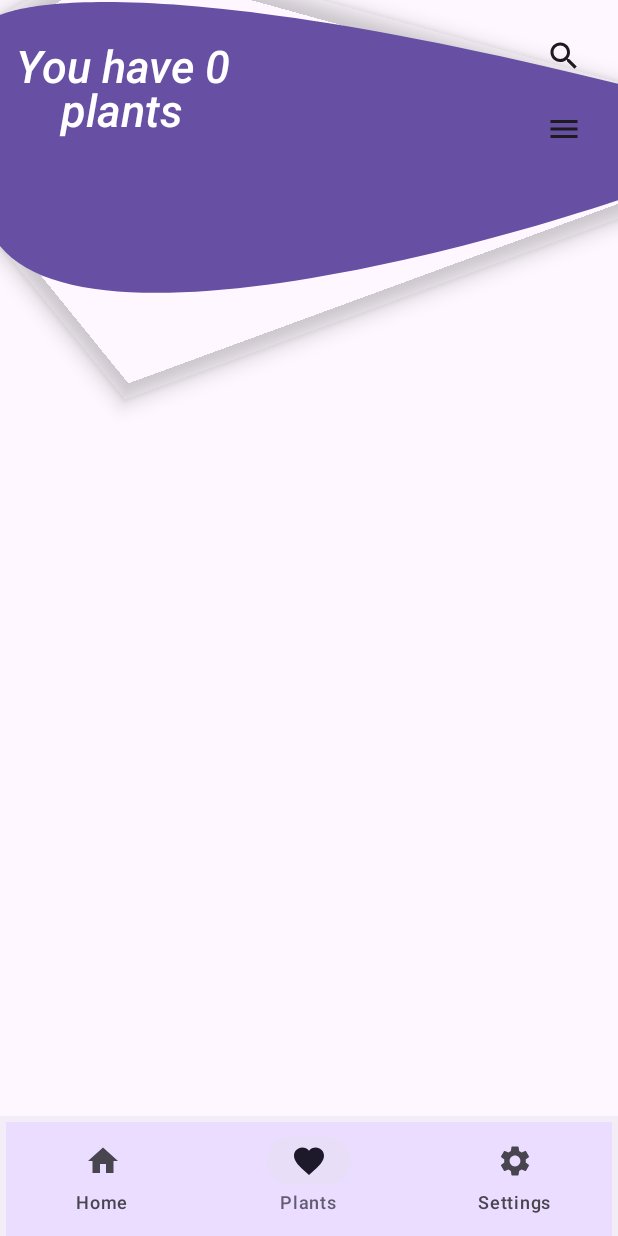
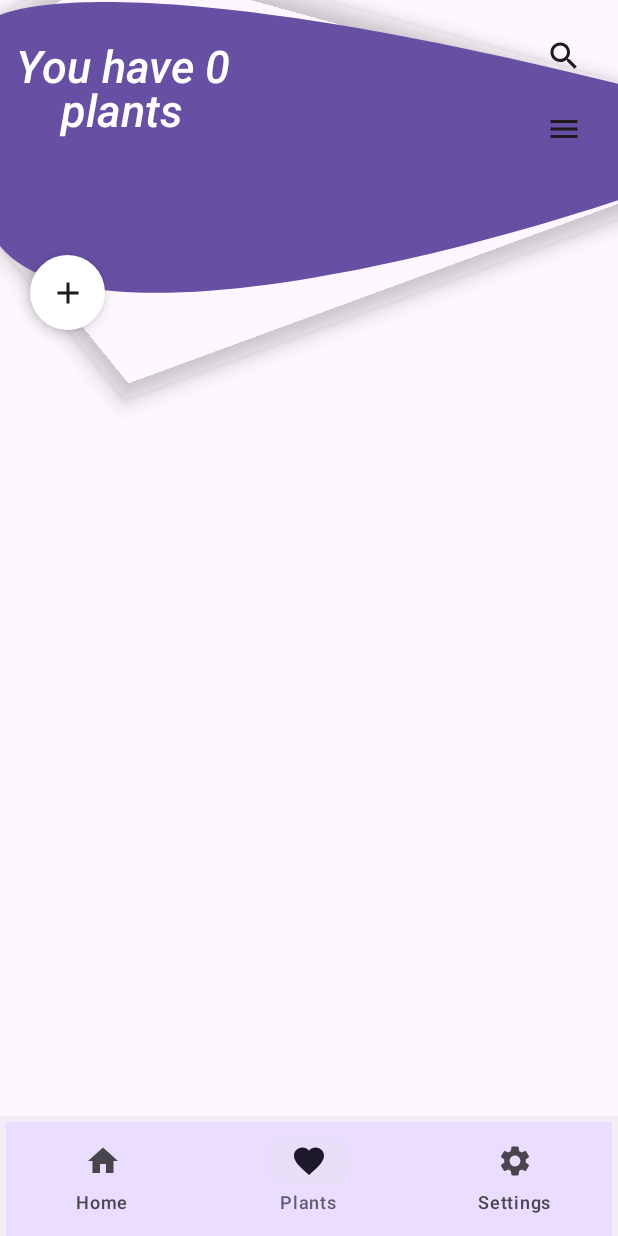
Before and after one commit to CoffeeWorldDev/PlantCare, an Android app built with Jetpack Compose: the screen it shows after launch (MainActivity), item 2 of the bottom bar chosen, on a phone screen of 412 x 824 dp. Run offline under Robolectric (Android 15) with nearby library versions, the phone set to English and light mode, and no system bars; our stand-ins replace Dagger/Hilt's generated code, Room's generated code.

Commit message:
implement gallery

```diff
--- a/app/src/main/java/com/example/plantcare/ui/home/HomeBaseScreen.kt
+++ b/app/src/main/java/com/example/plantcare/ui/home/HomeBaseScreen.kt
@@ -1,8 +1,6 @@
 package com.example.plantcare.ui.home
 
-import android.os.Build
 import android.util.Log
-import androidx.annotation.RequiresApi
 import androidx.compose.foundation.layout.Column
 import androidx.compose.runtime.Composable
 import androidx.compose.runtime.getValue
@@ -13,8 +11,8 @@ import androidx.lifecycle.compose.collectAsStateWithLifecycle
 @Composable
 fun HomeBaseScreen(viewModel: HomeViewModel = hiltViewModel(),
                    modifier: Modifier = Modifier) {
-    val plantsState by viewModel.uiState.collectAsStateWithLifecycle()
-    Log.e("HOME BASE", plantsState.toString())
+    val homeUiState by viewModel.uiState.collectAsStateWithLifecycle()
+    Log.e("HOME BASE", homeUiState.toString())
 
 
     Column() {
@@ -24,7 +22,7 @@ fun HomeBaseScreen(viewModel: HomeViewModel = hiltViewModel(),
         )
     }
 
-        HomeMainBlock(plantsState.plantsMap,
+        HomeMainBlock(homeUiState.plantsMap,
                       onTaskClicked = { viewModel.updateTask(it)})
     }
 // fun HomeBaseScreen(
--- a/app/src/main/java/com/example/plantcare/ui/plantDetails/PlantDetailsTasksList.kt
+++ b/app/src/main/java/com/example/plantcare/ui/plantDetails/PlantDetailsTasksList.kt
@@ -42,6 +42,7 @@ fun PlantDetailsTasksList(plant: State<Map<Plants, List<Tasks>>>) {
 //
 //    }
 //
+    //TODO use the fun in utils
 //        FloatingActionButton(onClick = { /*TODO*/ },
 //            containerColor = Color.White,
 //            shape = RoundedCornerShape(50.dp),
--- a/app/src/main/java/com/example/plantcare/ui/plantsGallery/PlantsGalleryScreenBase.kt
+++ b/app/src/main/java/com/example/plantcare/ui/plantsGallery/PlantsGalleryScreenBase.kt
@@ -1,37 +1,50 @@
 package com.example.plantcare.ui.plantsGallery
 
 import android.util.Log
-import androidx.compose.foundation.background
 import androidx.compose.foundation.layout.Column
-import androidx.compose.foundation.layout.fillMaxSize
-import androidx.compose.foundation.layout.wrapContentSize
-import androidx.compose.material3.MaterialTheme
+import androidx.compose.foundation.layout.height
+import androidx.compose.foundation.layout.offset
+import androidx.compose.foundation.layout.padding
+import androidx.compose.foundation.layout.width
 import androidx.compose.runtime.Composable
 import androidx.compose.runtime.getValue
-import androidx.compose.ui.Alignment
 import androidx.compose.ui.Modifier
+import androidx.compose.ui.unit.dp
 import androidx.hilt.navigation.compose.hiltViewModel
 import androidx.lifecycle.compose.collectAsStateWithLifecycle
-import com.example.plantcare.ui.home.HomeViewModel
+import com.example.plantcare.ui.util.AddFloatingBtn
 
 //TODO delete
 val column : Int = 2
 
 @Composable
-fun PlantsGalleryScreenBase(viewModel: HomeViewModel = hiltViewModel(),
+fun PlantsGalleryScreenBase(viewModel: PlantsGalleryViewModel = hiltViewModel(),
                             modifier: Modifier = Modifier){
-    val plantsState by viewModel.uiState.collectAsStateWithLifecycle()
-    Log.e("PLANTS GALLERY", plantsState.toString())
-    Column(
-        modifier = Modifier
-            .fillMaxSize()
-            .background(MaterialTheme.colorScheme.background)
-            .wrapContentSize(align = Alignment.TopCenter)
-    ) {
-        PlantsGalleryTop(plantsState.plantsMap,
-            modifier = Modifier)
-    //    PlantsGalleryMainBlockL2(plants)
-        //PlantsGalleryMainBlockL3(plants, column, onNavigateToSecondScreen)
-        //PlantsGalleryMainBlockL1(plants, onNavigateToSecondScreen)
+    val galleryUiState by viewModel.uiState.collectAsStateWithLifecycle()
+    Log.e("PLANTS GALLERY", galleryUiState.toString())
+
+
+    Column {
+
+        PlantsGalleryTop(galleryUiState.plantsMap,
+                         onValueChange = { viewModel.SortGallery(it) },
+                         modifier = Modifier)
+
+        if (galleryUiState.plantsMap?.isEmpty() == false){
+            when (galleryUiState.currentLayout){
+                1 -> PlantsGalleryMainBlockL1(galleryUiState.plantsMap)
+                2 -> PlantsGalleryMainBlockL2(galleryUiState.plantsMap, 1)
+                3 -> PlantsGalleryMainBlockL3(galleryUiState.plantsMap, 2)
+            }
+        } else {
+            //TODO center add plant button
+            AddFloatingBtn(
+                modifier = Modifier
+                    .padding(20.dp, 0.dp)
+                    .height(50.dp)
+                    .width(50.dp)
+            )
+        }
+
     }
 }
--- a/app/src/main/java/com/example/plantcare/ui/plantsGallery/PlantsGalleryTop.kt
+++ b/app/src/main/java/com/example/plantcare/ui/plantsGallery/PlantsGalleryTop.kt
@@ -31,8 +31,10 @@ import com.example.plantcare.ui.util.TitlesBackgroundShape
 
 
 @Composable
-fun PlantsGalleryTop(plants: Map<Plants?, List<Tasks>>?,
-    modifier: Modifier
+fun PlantsGalleryTop(
+    plants: Map<Plants?, List<Tasks>>?,
+    modifier: Modifier,
+    onValueChange: (Int) -> Unit
 ) {
     val plantsList = plants?.keys?.toList()
     val primaryColor = MaterialTheme.colorScheme.primary
--- /dev/null
+++ b/app/src/main/java/com/example/plantcare/ui/plantsGallery/PlantsGalleryViewModel.kt
@@ -0,0 +1,65 @@
+package com.example.plantcare.ui.plantsGallery
+
+import androidx.compose.runtime.mutableIntStateOf
+import androidx.lifecycle.ViewModel
+import androidx.lifecycle.viewModelScope
+import com.example.plantcare.data.model.Plants
+import com.example.plantcare.data.model.Tasks
+import com.example.plantcare.domain.repository.PlantsRepository
+import com.example.plantcare.domain.repository.TasksRepository
+import com.example.plantcare.ui.util.ChangeTaskToInactive
+import com.example.plantcare.ui.util.GetDateInMillis
+import dagger.hilt.android.lifecycle.HiltViewModel
+import kotlinx.coroutines.flow.MutableStateFlow
+import kotlinx.coroutines.flow.StateFlow
+import kotlinx.coroutines.flow.asStateFlow
+import kotlinx.coroutines.flow.update
+import kotlinx.coroutines.launch
+import java.util.Date
+import javax.inject.Inject
+
+data class PlantsGalleryUiState(
+    val plantsMap: Map<Plants?, List<Tasks>>? = null,
+    var currentLayout : Int = 1,
+    val isLoading: Boolean = false,
+    val userErrorMessage: Int? = null
+)
+@HiltViewModel
+class PlantsGalleryViewModel @Inject constructor (
+    private val plantsRepository: PlantsRepository
+    //savedStateHandle: SavedStateHandle
+) : ViewModel() {
+
+
+    private val _uiState = MutableStateFlow(PlantsGalleryUiState(isLoading = true))
+    val uiState: StateFlow<PlantsGalleryUiState> = _uiState.asStateFlow()
+
+    init {
+        SetUpGallery()
+    }
+
+    fun SetUpGallery() {
+        // Ui state is refreshing
+        _uiState.update { it.copy(isLoading = true) }
+
+        viewModelScope.launch {
+            plantsRepository.getPlantsAndTasks().collect { map ->
+                _uiState.update {
+                    it.copy(plantsMap = map, isLoading = false)
+                }
+            }
+        }
+    }
+
+    //TODO implement search
+    fun SearchPlant(){
+
+    }
+
+    //TODO implement change Layout
+    fun SortGallery(layout : Int) {
+        _uiState.update {
+            it.copy(currentLayout = layout)
+        }
+    }
+}
--- /dev/null
+++ b/app/src/main/java/com/example/plantcare/ui/util/AddFloatingBtn.kt
@@ -0,0 +1,30 @@
+package com.example.plantcare.ui.util
+
+import androidx.compose.foundation.layout.height
+import androidx.compose.foundation.layout.offset
+import androidx.compose.foundation.layout.padding
+import androidx.compose.foundation.layout.width
+import androidx.compose.foundation.shape.RoundedCornerShape
+import androidx.compose.material.icons.Icons
+import androidx.compose.material.icons.filled.Add
+import androidx.compose.material3.FloatingActionButton
+import androidx.compose.material3.Icon
+import androidx.compose.runtime.Composable
+import androidx.compose.ui.Modifier
+import androidx.compose.ui.graphics.Color
+import androidx.compose.ui.unit.dp
+
+@Composable
+fun AddFloatingBtn(modifier: Modifier) {
+    FloatingActionButton(onClick = { /*TODO*/ },
+        containerColor = Color.White,
+        shape = RoundedCornerShape(50.dp),
+        modifier = Modifier
+            .padding(20.dp, 0.dp)
+            .height(50.dp)
+            .width(50.dp)
+            .offset(0.dp, 20.dp)
+    ) {
+        Icon(Icons.Filled.Add, "Floating action button.")
+    }
+}
```
Also changed, not shown: app/src/main/java/com/example/plantcare/ui/di/FactoryModule.kt (+11 -0 lines), app/src/main/java/com/example/plantcare/ui/plantsGallery/PlantsGalleryMainBlockL1.kt (+8 -10 lines), app/src/main/java/com/example/plantcare/ui/plantsGallery/PlantsGalleryMainBlockL2.kt (+5 -3 lines), app/src/main/java/com/example/plantcare/ui/plantsGallery/PlantsGalleryMainBlockL3.kt (+22 -20 lines), app/src/main/java/com/example/plantcare/ui/plantsGallery/PlantsGalleryViewModelFactory.kt (added, +19 -0 lines).
